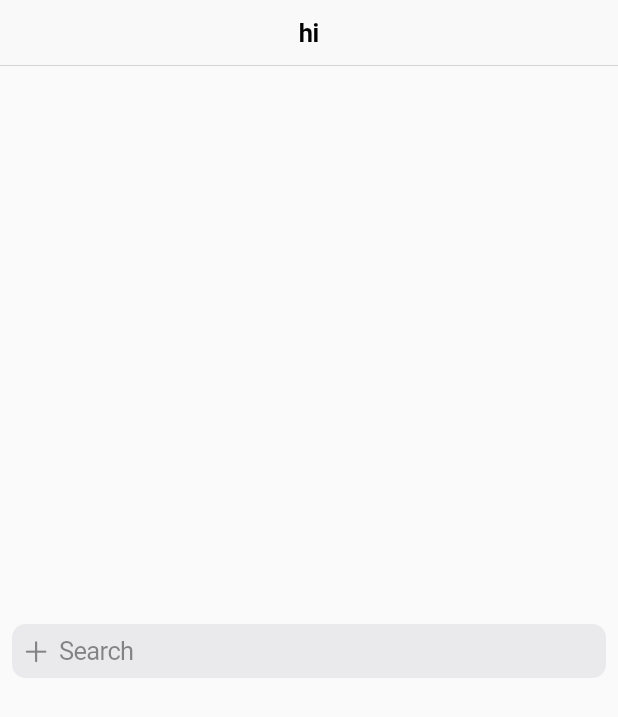
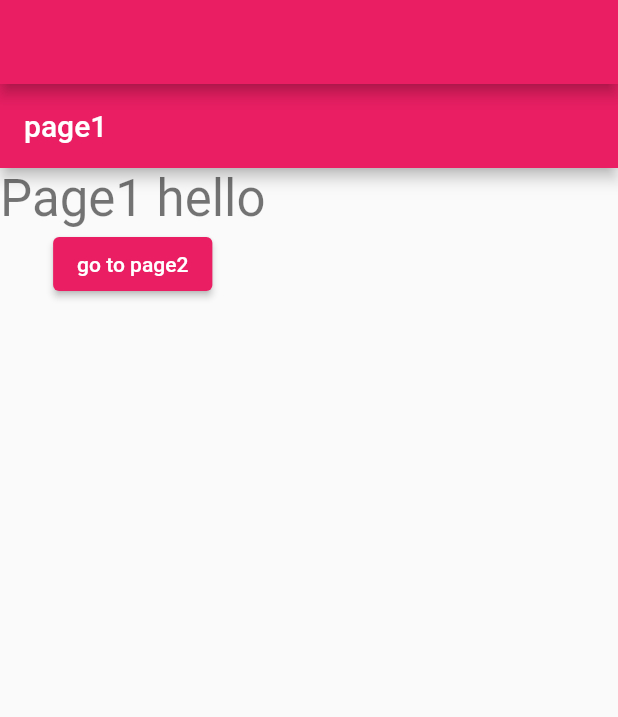
Before and after one commit to RektPunk/letsflutter, a Flutter app: the screen it shows after launch, on a phone screen of 412 x 824 dp. Shown: the top 717 px of the screen. Run offline on Flutter 3.47's test engine with Material 2 defaults, Android fonts, the phone set to English and light mode, and no system bars.

Commit message:
feat - add navigator

```diff
--- a/lib/main.dart
+++ b/lib/main.dart
@@ -1,5 +1,6 @@
 import 'package:flutter/material.dart';
-import 'package:letsflutter/pages/homepage.dart';
+// import 'package:letsflutter/pages/homepage.dart';
+import 'pages/page1.dart';
 
 
 void main() {
@@ -16,7 +17,10 @@ class MyApp extends StatelessWidget {
       theme: ThemeData(
         primarySwatch: Colors.pink,
       ),
-      home: const CupertinoWidget(),
+      home: Scaffold(
+        appBar: AppBar(),
+        body: const Page1()
+      ),
     );
   }
 }
--- /dev/null
+++ b/lib/pages/page1.dart
@@ -0,0 +1,32 @@
+
+import 'package:flutter/material.dart';
+import 'package:letsflutter/pages/page2.dart';
+
+class Page1 extends StatelessWidget {
+  const Page1({
+    Key? key,
+  }) : super(key: key);
+
+  @override
+  Widget build(BuildContext context) {
+    return Scaffold(
+      appBar: AppBar(
+        title: const Text("page1"),
+      ),
+      body: Column(
+        children: [
+          Text(
+            'Page1 hello',
+            style: Theme.of(context).textTheme.headline4,
+          ),
+          ElevatedButton(
+            onPressed: () {
+              Navigator.push(context, MaterialPageRoute(builder:(context) => const Page2(),));
+            },
+            child: const Text('go to page2')
+          ),
+        ]
+      )
+    );
+  }
+}
--- /dev/null
+++ b/lib/pages/page2.dart
@@ -0,0 +1,38 @@
+
+import 'package:flutter/material.dart';
+import 'package:letsflutter/pages/page1.dart';
+
+class Page2 extends StatelessWidget {
+  const Page2({
+    Key? key,
+  }) : super(key: key);
+
+  @override
+  Widget build(BuildContext context) {
+    return Scaffold(
+      appBar: AppBar(
+        title: const Text("page2"),
+        leading: IconButton(
+          icon: const Icon(Icons.close),
+          onPressed: () {
+            Navigator.pop(context);
+          },
+        ),
+      ),
+      body: Column(
+        children: [
+          Text(
+            'Page2 hello',
+            style: Theme.of(context).textTheme.headline4,
+          ),
+          ElevatedButton(
+            onPressed: () {
+              Navigator.push(context, MaterialPageRoute(builder:(context) => const Page1(),));
+            },
+            child: const Text('go to page1')
+          ),
+        ]
+      )
+    );
+  }
+}
```
